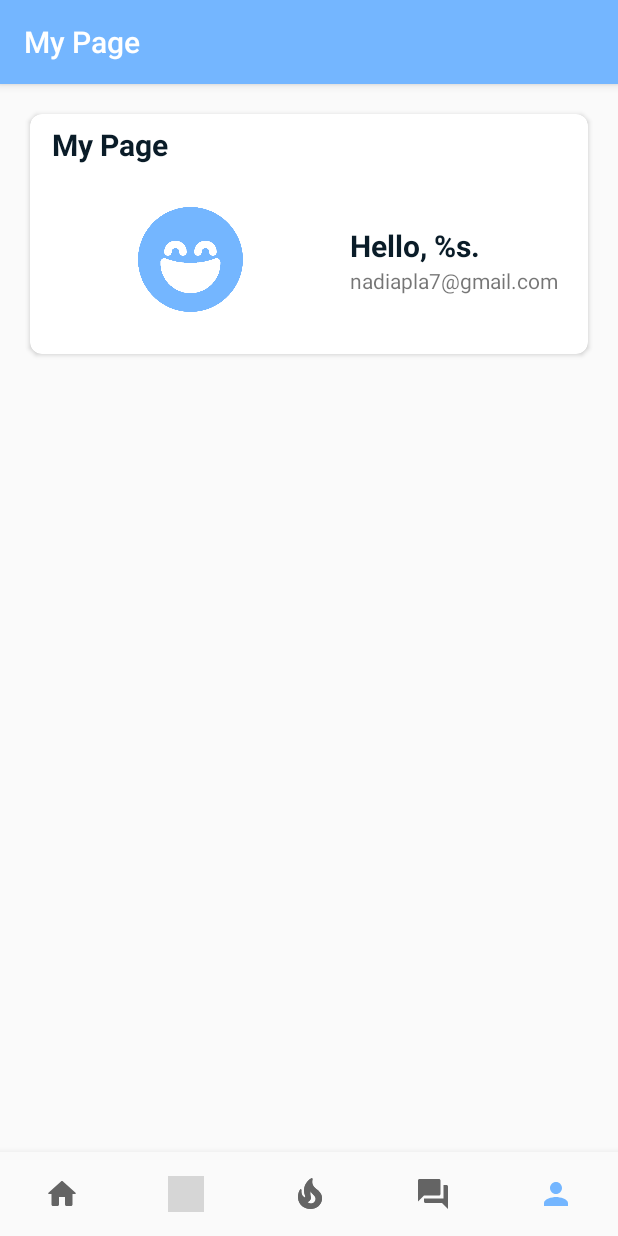
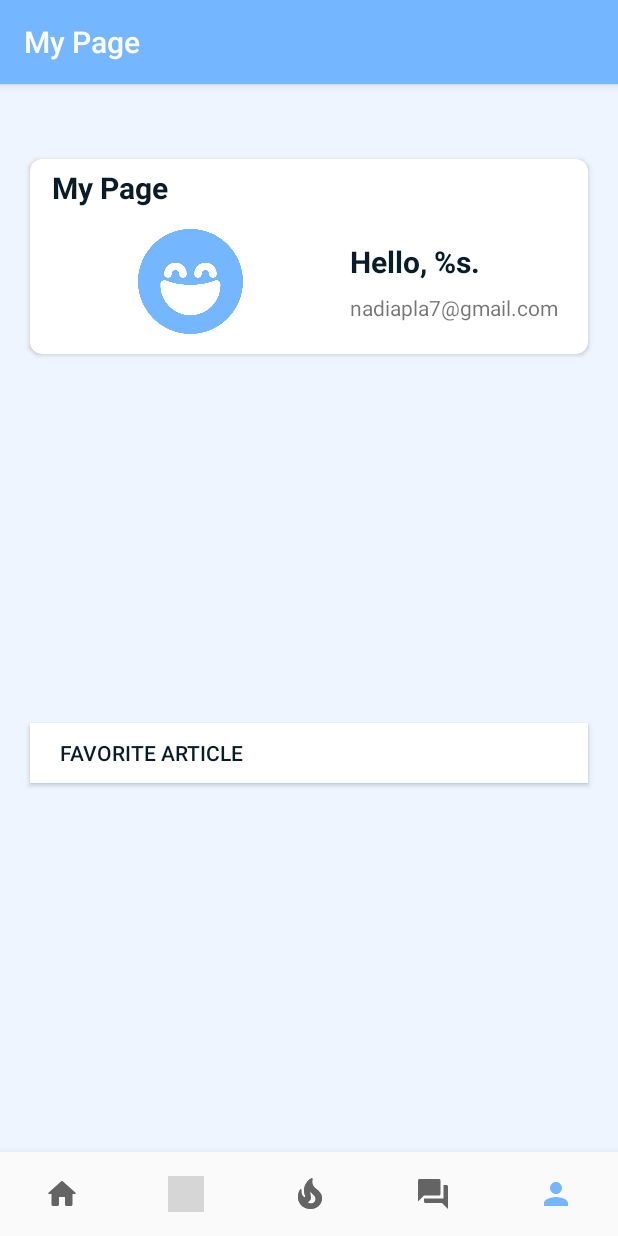
Before and after one commit to cream-paasta/newer_news_android, an Android app: the MyPageFragment screen opened through its navigation route, on a phone screen of 412 x 824 dp. Run offline under Robolectric (Android 15) with nearby library versions, the light colour scheme and no system bars; our stand-ins replace Dagger/Hilt's generated code, RxJava, navigation-ui; grey boxes are pictures that could not be loaded.

Commit message:
UI Modify

```diff
--- a/app/src/main/AndroidManifest.xml
+++ b/app/src/main/AndroidManifest.xml
@@ -10,7 +10,7 @@
     <application
         android:name="com.paasta.NewerNewsApplication"
         android:allowBackup="true"
-        android:icon="@mipmap/ic_launcher"
+        android:icon="@drawable/newer_news_icon"
         android:label="@string/app_name"
         android:roundIcon="@mipmap/ic_launcher_round"
         android:supportsRtl="true"
--- a/app/src/main/res/layout/fragment_my_page.xml
+++ b/app/src/main/res/layout/fragment_my_page.xml
@@ -2,15 +2,19 @@
 <androidx.constraintlayout.widget.ConstraintLayout xmlns:android="http://schemas.android.com/apk/res/android"
     android:layout_width="match_parent"
     android:layout_height="match_parent"
-    xmlns:app="http://schemas.android.com/apk/res-auto">
+    xmlns:app="http://schemas.android.com/apk/res-auto"
+    android:background="@color/sub_background_color">
 
     <androidx.cardview.widget.CardView
+        android:id="@+id/cv_my_page"
         android:layout_width="0dp"
-        android:layout_height="160dp"
+        android:layout_height="130dp"
         app:layout_constraintTop_toTopOf="parent"
         app:layout_constraintLeft_toLeftOf="parent"
         app:layout_constraintRight_toRightOf="parent"
-        android:layout_margin="20dp"
+        android:layout_marginTop="50dp"
+        android:layout_marginStart="20dp"
+        android:layout_marginEnd="20dp"
         app:cardCornerRadius="8dp">
 
         <androidx.constraintlayout.widget.ConstraintLayout
@@ -51,7 +55,6 @@
                 app:layout_constraintLeft_toRightOf="@id/iv_my_page_image"
                 app:layout_constraintRight_toRightOf="parent"
                 android:textColor="@color/default_text_color"
-                app:layout_constraintVertical_chainStyle="packed"
                 android:textStyle="bold"
                 android:textSize="20sp"
                 android:text="@string/my_page_hello"/>
@@ -69,4 +72,30 @@
 
     </androidx.cardview.widget.CardView>
 
+    <androidx.constraintlayout.widget.ConstraintLayout
+        android:layout_width="0dp"
+        android:layout_height="0dp"
+        app:layout_constraintTop_toBottomOf="@id/cv_my_page"
+        app:layout_constraintBottom_toBottomOf="parent"
+        app:layout_constraintLeft_toLeftOf="parent"
+        app:layout_constraintRight_toRightOf="parent">
+
+        <Button
+            android:layout_width="0dp"
+            android:layout_height="40dp"
+            app:layout_constraintTop_toTopOf="parent"
+            app:layout_constraintBottom_toBottomOf="parent"
+            app:layout_constraintLeft_toLeftOf="parent"
+            app:layout_constraintRight_toRightOf="parent"
+            android:layout_marginStart="20dp"
+            android:layout_marginEnd="20dp"
+            android:elevation="0dp"
+            android:background="@color/white"
+            android:textColor="@color/default_text_color"
+            android:gravity="center_vertical"
+            android:paddingStart="20dp"
+            android:text="@string/my_page_like_news"/>
+
+    </androidx.constraintlayout.widget.ConstraintLayout>
+
 </androidx.constraintlayout.widget.ConstraintLayout>
--- a/app/src/main/res/values/colors.xml
+++ b/app/src/main/res/values/colors.xml
@@ -13,4 +13,5 @@
     <color name="default_text_color">#0A1C28</color>
     <color name="default_background_color">#FAFAFA</color>
     <color name="divider_color">#7D7D7D86</color>
+    <color name="sub_background_color">#EEF5FF</color>
 </resources>
--- a/app/src/main/res/values/strings.xml
+++ b/app/src/main/res/values/strings.xml
@@ -43,4 +43,10 @@
     <string name="my_page">My Page</string>
     <string name="my_page_hello">Hello, %s.</string>
 
+    <string name="my_page_like_news">Favorite article</string>
+    <string name="my_page_hate_news">Hate article</string>
+    <string name="my_page_version_info">Version info</string>
+
+    <string name="logout">Logout</string>
+
 </resources>
```
Also changed, not shown: 1 other file.
